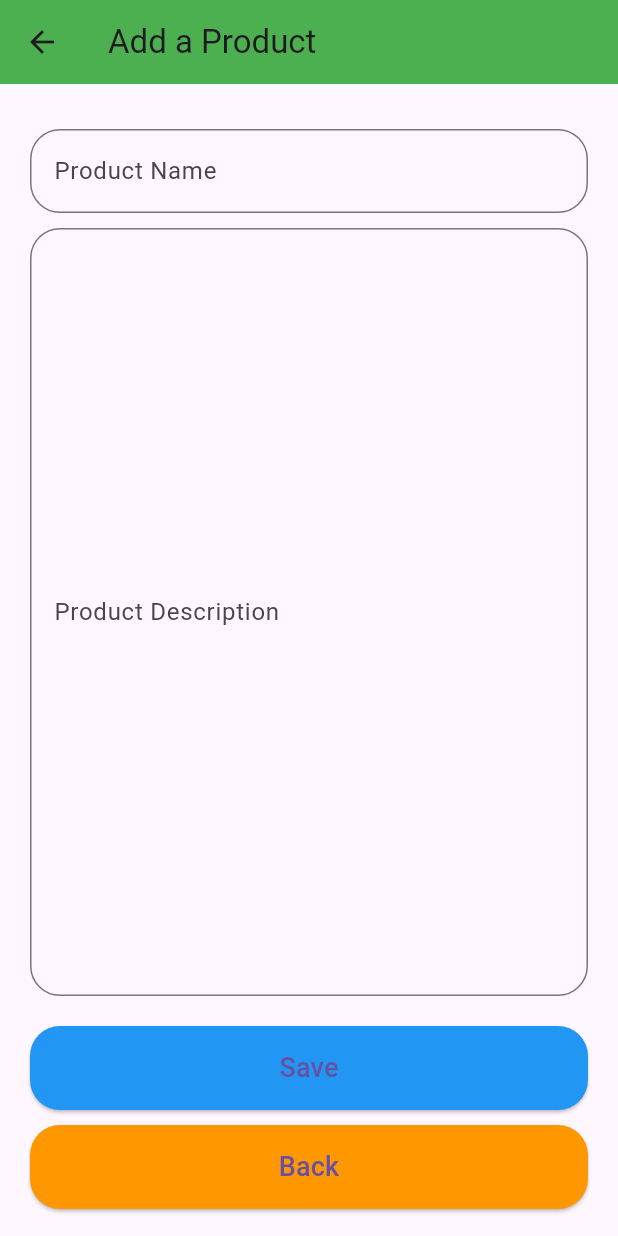
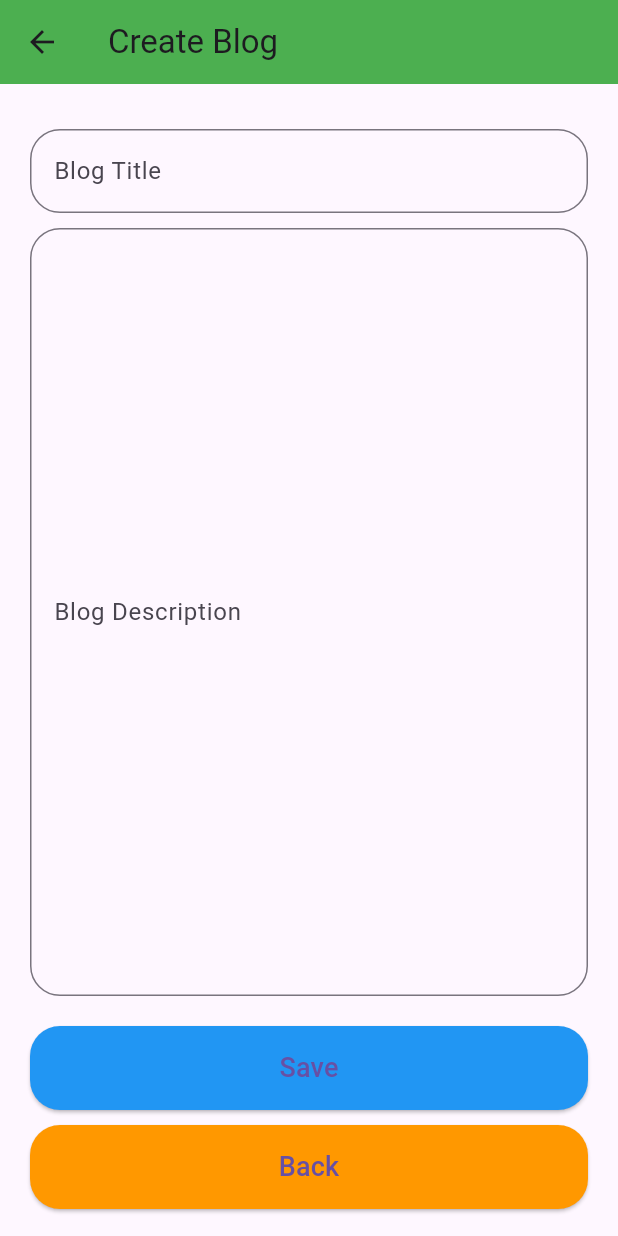
Before and after one commit to bayes-ashok/mobile, a Flutter app: the AddProductScreen screen opened by its route, on a phone screen of 412 x 824 dp. Run offline on Flutter 3.47's test engine with Material 3 defaults, Android fonts, the phone set to English and light mode, and no system bars; our stand-ins replace cloud_firestore, firebase_auth, firebase_core, firebase_messaging, firebase_storage, flutter_local_notifications and 1 more; missing offline and left inert: overlay_kit; accounts and stored records are empty.

Commit message:
changed in product

```diff
--- a/lib/screens/product/add_product_screen.dart
+++ b/lib/screens/product/add_product_screen.dart
@@ -51,7 +51,7 @@ class _AddProductScreenState extends State<AddProductScreen> {
     return Scaffold(
       appBar: AppBar(
         backgroundColor: Colors.green, // Changed app bar color to green
-        title: Text("Add a Product"),
+        title: Text("Create Blog"),
       ),
       body: SafeArea(
         child: SingleChildScrollView(
@@ -66,7 +66,7 @@ class _AddProductScreenState extends State<AddProductScreen> {
                   controller: _productNameController,
                   keyboardType: TextInputType.text,
                   decoration: InputDecoration(
-                    labelText: "Product Name",
+                    labelText: "Blog Title",
                     border: OutlineInputBorder(borderRadius: BorderRadius.circular(20)),
                   ),
                 ),
@@ -76,9 +76,9 @@ class _AddProductScreenState extends State<AddProductScreen> {
                   keyboardType: TextInputType.multiline,
                   maxLines: 20, // Increased the height of the description box
                   decoration: InputDecoration(
-                    labelText: "Product Description",
+                    label: Text("Blog Description"),
+                    hintText: 'Write your Blog here....',
                     border: OutlineInputBorder(borderRadius: BorderRadius.circular(20)),
-                    prefix: Text("Product Description"), // Placeholder text at the first line
                   ),
                 ),
                 SizedBox(height: 20),
--- a/lib/screens/product/edit_product_screen.dart
+++ b/lib/screens/product/edit_product_screen.dart
@@ -96,7 +96,7 @@ class _EditProductBodyState extends State<EditProductBody> {
         return Scaffold(
           appBar: AppBar(
             backgroundColor: Colors.green, // Changed app bar color to green
-            title: Text("Edit a product"),
+            title: Text("Edit your blog"),
           ),
           body: SafeArea(
             child: SingleChildScrollView(
@@ -114,8 +114,8 @@ class _EditProductBodyState extends State<EditProductBody> {
                         enabledBorder: OutlineInputBorder(borderRadius: BorderRadius.circular(20)),
                         focusedBorder: OutlineInputBorder(borderRadius: BorderRadius.circular(20)),
                         border: InputBorder.none,
-                        label: Text("Product Name"),
-                        hintText: 'Enter product name',
+                        label: Text("Blog Title"),
+                        hintText: 'Enter Blog Title',
                       ),
                     ),
                     SizedBox(height: 10,),
@@ -127,8 +127,8 @@ class _EditProductBodyState extends State<EditProductBody> {
                         enabledBorder: OutlineInputBorder(borderRadius: BorderRadius.circular(20)),
                         focusedBorder: OutlineInputBorder(borderRadius: BorderRadius.circular(20)),
                         border: InputBorder.none,
-                        label: Text("Product Description"),
-                        hintText: 'Enter product description',
+                        label: Text("Blog Description"),
+                        hintText: 'Write your Blog here....',
                       ),
                     ),
                     SizedBox(height: 15,),
--- a/lib/screens/product/single_product_screen.dart
+++ b/lib/screens/product/single_product_screen.dart
@@ -99,7 +99,7 @@ class _SingleProductBodyState extends State<SingleProductBody> {
             : Scaffold(
           appBar: AppBar(
             backgroundColor: Colors.green,
-            title: Text("Product Details"),
+            title: Text("Blog"),
           ),
           backgroundColor: Color(0xFFf5f5f4),
           body: SingleChildScrollView(
```
